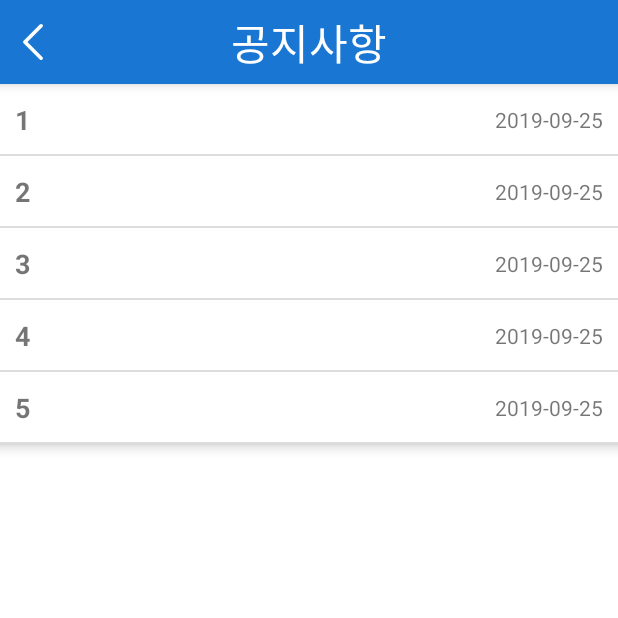
After one commit to young-joy/Seoul-app-project, an Android app: the AppNoticeActivity screen opened directly, with no data from a screen before it, on a phone screen of 412 x 824 dp, the top half of it. The commit adds this screen. Run offline under Robolectric (Android 15) with nearby library versions, the phone set to English and light mode, and no system bars; our stand-ins replace ButterKnife.

Commit message:
Add AppNoticeActivity
Signed-off-by: L2zz <ulla4571@gmail.com>

```diff
--- /dev/null
+++ b/app/src/main/java/edu/skku/jonadan/hangangmongttang/AppNoticeActivity.java
@@ -0,0 +1,54 @@
+package edu.skku.jonadan.hangangmongttang;
+
+import androidx.appcompat.app.AppCompatActivity;
+import androidx.recyclerview.widget.LinearLayoutManager;
+import androidx.recyclerview.widget.RecyclerView;
+
+import android.os.Bundle;
+import android.view.View;
+import android.widget.ImageButton;
+
+import java.util.ArrayList;
+
+import butterknife.BindView;
+import butterknife.ButterKnife;
+
+public class AppNoticeActivity extends AppCompatActivity {
+
+    @BindView(R.id.app_notice_back_btn)
+    ImageButton noticeBackBtn;
+    @BindView(R.id.app_notice_list)
+    RecyclerView noticeListView;
+
+    private AppNoticeListAdapter noticeListAdapter;
+    private ArrayList<Notice> noticeList;
+
+    @Override
+    protected void onCreate(Bundle savedInstanceState) {
+        super.onCreate(savedInstanceState);
+        setContentView(R.layout.activity_app_notice);
+        ButterKnife.bind(this);
+
+        initNotice();
+
+        noticeBackBtn.setOnClickListener(new View.OnClickListener() {
+            @Override
+            public void onClick(View view) {
+                finish();
+            }
+        });
+    }
+
+    private void initNotice() {
+        noticeList = new ArrayList<>();
+        noticeList.add(new Notice(0, "1", "2019-09-25", "1234\n1234\n1234\n1234\n1234\n1234\n1234\n1234\n1234\n1234\n1234\n1234\n1234\n1234\n1234\n1234\n1234\n1234\n1234\n1234\n"));
+        noticeList.add(new Notice(1, "2", "2019-09-25", "1234"));
+        noticeList.add(new Notice(2, "3", "2019-09-25", "1234"));
+        noticeList.add(new Notice(3, "4", "2019-09-25", "1234"));
+        noticeList.add(new Notice(4, "5", "2019-09-25", "1234"));
+
+        noticeListAdapter = new AppNoticeListAdapter(noticeList);
+        noticeListView.setAdapter(noticeListAdapter);
+        noticeListView.setLayoutManager(new LinearLayoutManager(this));
+    }
+}
--- /dev/null
+++ b/app/src/main/java/edu/skku/jonadan/hangangmongttang/AppNoticeListAdapter.java
@@ -0,0 +1,186 @@
+package edu.skku.jonadan.hangangmongttang;
+
+import android.content.Context;
+import android.text.method.ScrollingMovementMethod;
+import android.view.LayoutInflater;
+import android.view.MotionEvent;
+import android.view.View;
+import android.view.ViewGroup;
+import android.widget.LinearLayout;
+import android.widget.ScrollView;
+import android.widget.TextView;
+
+import androidx.annotation.NonNull;
+import androidx.recyclerview.widget.RecyclerView;
+
+import java.util.ArrayList;
+import java.util.Arrays;
+import java.util.Collections;
+
+public class AppNoticeListAdapter extends RecyclerView.Adapter {
+
+    public static final int HEADER = 0;
+    public static final int CHILD = 1;
+
+    private ArrayList<Notice> noticeList;
+    private ArrayList<NoticeItem> noticeItemList;
+    private int openItem = -1;
+
+    public AppNoticeListAdapter(ArrayList<Notice> noticeList) {
+        this.noticeList = noticeList;
+        this. noticeItemList = new ArrayList<>();
+        for (Notice notice: noticeList) {
+            this.noticeItemList.add(new NoticeItem(HEADER, notice));
+        }
+    }
+
+    @NonNull
+    @Override
+    public RecyclerView.ViewHolder onCreateViewHolder(@NonNull ViewGroup parent, int viewType) {
+        View view = null;
+        Context context = parent.getContext();
+        LayoutInflater inflater = (LayoutInflater) context.getSystemService(Context.LAYOUT_INFLATER_SERVICE);
+        RecyclerView.LayoutParams lp =
+                new RecyclerView.LayoutParams(ViewGroup.LayoutParams.MATCH_PARENT, ViewGroup.LayoutParams.WRAP_CONTENT);
+        switch (viewType) {
+            case HEADER:
+                view = inflater.inflate(R.layout.item_notice_header, parent, false);
+                ListHeaderViewHolder header = new ListHeaderViewHolder(view);
+                return header;
+            case CHILD:
+                view = inflater.inflate(R.layout.item_notice_child, parent, false);
+                ListChildViewHolder child = new ListChildViewHolder(view);
+                return child;
+        }
+        return null;
+    }
+
+    @Override
+    public void onBindViewHolder(@NonNull RecyclerView.ViewHolder holder, int position) {
+        final NoticeItem item = noticeItemList.get(position);
+        switch (item.type) {
+            case HEADER:
+                final ListHeaderViewHolder headerHolder = (ListHeaderViewHolder) holder;
+                headerHolder.noticeTitle.setText(item.getNotice().getTitle());
+                headerHolder.noticeDate.setText(item.getNotice().getDate());
+                headerHolder.noticeHeaderContainer.setOnClickListener(new View.OnClickListener() {
+                    @Override
+                    public void onClick(View view) {
+                        if (openItem == -1) {
+                            openItem = position;
+                            noticeItemList.clear();
+                            for (Notice notice: noticeList) {
+                                noticeItemList.add(new NoticeItem(HEADER, notice));
+                            }
+                            noticeItemList.add(position+1, new NoticeItem(CHILD, item.getNotice()));
+                            notifyDataSetChanged();
+                        } else {
+                            if (openItem == position) {
+                                openItem = -1;
+                                noticeItemList.remove(position+1);
+                                notifyDataSetChanged();
+                                // Open content
+                            } else {
+                                if (position > openItem) {
+                                    openItem = position - 1;
+                                } else {
+                                    openItem = position;
+                                }
+                                noticeItemList.clear();
+                                for (Notice notice: noticeList) {
+                                    noticeItemList.add(new NoticeItem(HEADER, notice));
+                                }
+                                noticeItemList.add(openItem+1, new NoticeItem(CHILD, item.getNotice()));
+                                notifyDataSetChanged();
+                            }
+                        }
+                    }
+                });
+                break;
+            case CHILD:
+                final ListChildViewHolder childHolder = (ListChildViewHolder) holder;
+                childHolder.noticeContent.setText(item.getNotice().getContent());
+                childHolder.noticeContent.setMovementMethod(new ScrollingMovementMethod());
+                childHolder.noticeContent.scrollTo(0, 0);
+                childHolder.noticeContent.setOnTouchListener(new View.OnTouchListener() {
+                    @Override
+                    public boolean onTouch(View view, MotionEvent motionEvent) {
+                        boolean isLarger;
+
+                        isLarger = ((TextView) view).getLineCount()
+                                * ((TextView) view).getLineHeight() > view.getHeight();
+                        if (motionEvent.getAction() == MotionEvent.ACTION_MOVE
+                                && isLarger) {
+                            view.getParent().requestDisallowInterceptTouchEvent(true);
+
+                        } else {
+                            view.getParent().requestDisallowInterceptTouchEvent(false);
+                        }
+                        return false;
+                    }
+                });
+                break;
+        }
+    }
+
+    @Override
+    public int getItemViewType(int position) {
+        return noticeItemList.get(position).getType();
+    }
+
+    @Override
+    public int getItemCount() {
+        return noticeItemList.size();
+    }
+
+    public static class ListHeaderViewHolder extends RecyclerView.ViewHolder {
+
+        public LinearLayout noticeHeaderContainer;
+        public TextView noticeTitle;
+        public TextView noticeDate;
+
+        public ListHeaderViewHolder(View itemView) {
+            super(itemView);
+            noticeHeaderContainer = itemView.findViewById(R.id.notice_header_container);
+            noticeTitle = itemView.findViewById(R.id.notice_title);
+            noticeDate = itemView.findViewById(R.id.notice_date);
+        }
+    }
+
+    public static class ListChildViewHolder extends RecyclerView.ViewHolder {
+
+        public TextView noticeContent;
+
+        public ListChildViewHolder(View itemView) {
+            super(itemView);
+            noticeContent = itemView.findViewById(R.id.notice_content);
+        }
+    }
+
+    private class NoticeItem {
+
+        private int type;
+        private Notice notice;
+
+        public NoticeItem(int type, Notice notice) {
+            this.type = type;
+            this.notice = notice;
+        }
+
+        public int getType() {
+            return type;
+        }
+
+        public void setType(int type) {
+            this.type = type;
+        }
+
+        public Notice getNotice() {
+            return notice;
+        }
+
+        public void setNotice(Notice notice) {
+            this.notice = notice;
+        }
+    }
+}
--- /dev/null
+++ b/app/src/main/java/edu/skku/jonadan/hangangmongttang/Notice.java
@@ -0,0 +1,51 @@
+package edu.skku.jonadan.hangangmongttang;
+
+public class Notice {
+
+    private int id;
+    private String title;
+    private String date;
+    private String content;
+
+    public Notice() {
+    }
+
+    public Notice(int id, String title, String date, String content) {
+        this.id = id;
+        this.title = title;
+        this.date = date;
+        this.content = content;
+    }
+
+    public int getId() {
+        return id;
+    }
+
+    public void setId(int id) {
+        this.id = id;
+    }
+
+    public String getTitle() {
+        return title;
+    }
+
+    public void setTitle(String title) {
+        this.title = title;
+    }
+
+    public String getDate() {
+        return date;
+    }
+
+    public void setDate(String date) {
+        this.date = date;
+    }
+
+    public String getContent() {
+        return content;
+    }
+
+    public void setContent(String content) {
+        this.content = content;
+    }
+}
--- /dev/null
+++ b/app/src/main/res/drawable/bg_underline.xml
@@ -0,0 +1,17 @@
+<?xml version="1.0" encoding="utf-8"?>
+<layer-list xmlns:android="http://schemas.android.com/apk/res/android" >
+
+    <item
+        android:bottom="0dp"
+        android:left="-2dp"
+        android:right="-2dp"
+        android:top="-2dp">
+        <shape android:shape="rectangle" >
+            <stroke
+                android:width="1dp"
+                android:color="#dcdcdc" />
+            <solid android:color="#FFF" />
+        </shape>
+    </item>
+
+</layer-list>
--- /dev/null
+++ b/app/src/main/res/layout/activity_app_notice.xml
@@ -0,0 +1,63 @@
+<?xml version="1.0" encoding="utf-8"?>
+<androidx.constraintlayout.widget.ConstraintLayout xmlns:android="http://schemas.android.com/apk/res/android"
+    xmlns:app="http://schemas.android.com/apk/res-auto"
+    xmlns:tools="http://schemas.android.com/tools"
+    android:layout_width="match_parent"
+    android:layout_height="match_parent"
+    android:background="@color/colorPrimaryLightGrey">
+
+    <androidx.constraintlayout.widget.ConstraintLayout
+        android:id="@+id/app_notice_top_bar"
+        android:layout_width="match_parent"
+        android:layout_height="@dimen/top_bar_height"
+        android:background="@color/colorPrimary"
+        android:elevation="@dimen/elevation"
+        android:orientation="horizontal"
+        app:layout_constraintEnd_toEndOf="parent"
+        app:layout_constraintStart_toStartOf="parent"
+        app:layout_constraintTop_toTopOf="parent">
+
+        <ImageButton
+            android:id="@+id/app_notice_back_btn"
+            android:layout_width="@dimen/small_icon_size"
+            android:layout_height="@dimen/small_icon_size"
+            android:layout_marginStart="@dimen/activity_min_margin"
+            android:background="@android:color/transparent"
+            android:scaleType="fitCenter"
+            app:layout_constraintBottom_toBottomOf="parent"
+            app:layout_constraintStart_toStartOf="parent"
+            app:layout_constraintTop_toTopOf="parent"
+            app:srcCompat="@drawable/ic_back" />
+
+        <TextView
+            android:id="@+id/app_notice_title"
+            android:layout_width="wrap_content"
+            android:layout_height="wrap_content"
+            android:fontFamily="@font/circle_jaedan"
+            android:text="@string/notice_title"
+            android:textColor="@android:color/white"
+            android:textSize="@dimen/title_text_size"
+            app:layout_constraintBottom_toBottomOf="parent"
+            app:layout_constraintEnd_toEndOf="parent"
+            app:layout_constraintStart_toStartOf="parent"
+            app:layout_constraintTop_toTopOf="parent" />
+
+    </androidx.constraintlayout.widget.ConstraintLayout>
+
+    <LinearLayout
+        android:id="@+id/app_notice_top_Layout"
+        android:layout_width="match_parent"
+        android:layout_height="0dp"
+        android:background="@android:color/white"
+        app:layout_constraintTop_toBottomOf="@id/app_notice_top_bar"
+        app:layout_constraintBottom_toBottomOf="parent">
+
+        <androidx.recyclerview.widget.RecyclerView
+            android:id="@+id/app_notice_list"
+            android:layout_width="match_parent"
+            android:layout_height="match_parent"
+            android:orientation="horizontal" />
+
+    </LinearLayout>
+
+</androidx.constraintlayout.widget.ConstraintLayout>
--- /dev/null
+++ b/app/src/main/res/layout/item_notice_header.xml
@@ -0,0 +1,27 @@
+<?xml version="1.0" encoding="utf-8"?>
+<LinearLayout xmlns:android="http://schemas.android.com/apk/res/android"
+    android:id="@+id/notice_header_container"
+    android:layout_width="match_parent"
+    android:layout_height="@dimen/notice_title_height"
+    android:background="@drawable/bg_underline"
+    android:elevation="@dimen/elevation"
+    android:gravity="center_vertical"
+    android:padding="@dimen/notice_padding">
+
+    <TextView
+        android:id="@+id/notice_title"
+        android:layout_width="wrap_content"
+        android:layout_height="wrap_content"
+        android:layout_weight="3"
+        android:gravity="start|center_vertical"
+        android:textSize="@dimen/notice_title_text_size"
+        android:textStyle="bold" />
+
+    <TextView
+        android:id="@+id/notice_date"
+        android:layout_width="wrap_content"
+        android:layout_height="wrap_content"
+        android:layout_weight="1"
+        android:gravity="center_vertical|end"
+        android:textSize="@dimen/notice_content_text_size" />
+</LinearLayout>
--- a/app/src/main/res/values/dimens.xml
+++ b/app/src/main/res/values/dimens.xml
@@ -33,6 +33,13 @@
     <dimen name="event_place_size">16sp</dimen>
     <dimen name="event_date_size">14sp</dimen>
     <dimen name="event_time_size">14sp</dimen>
+    <dimen name="notice_title_text_size">18sp</dimen>
+    <dimen name="notice_content_text_size">14sp</dimen>
+
+    <!-- For AppNotice Activity -->
+    <dimen name="notice_padding">10dp</dimen>
+    <dimen name="notice_title_height">48dp</dimen>
+    <dimen name="notice_content_height">192dp</dimen>
 
     <!-- For Main Activity -->
     <dimen name="bottom_drawer_height">360dp</dimen>
--- a/app/src/main/res/values/strings.xml
+++ b/app/src/main/res/values/strings.xml
@@ -27,4 +27,5 @@
     <string name="todays_weather">오늘의 날씨</string>
 
     <string name="map_balloon_state_title">[실시간 정보]</string>
+    <string name="notice_title">공지사항</string>
 </resources>
```
Also changed, not shown: app/src/main/AndroidManifest.xml (+5 -4 lines), app/src/main/java/edu/skku/jonadan/hangangmongttang/AppInfoActivity.java (+10 -0 lines), app/src/main/res/layout/item_notice_child.xml (added, +18 -0 lines).
